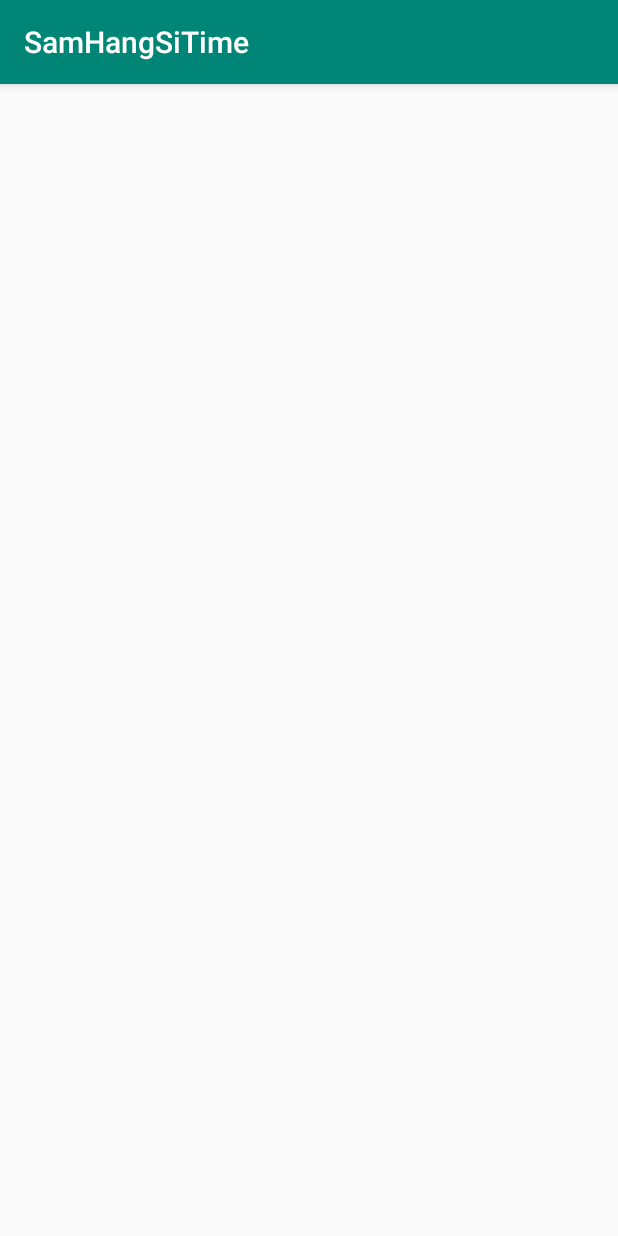
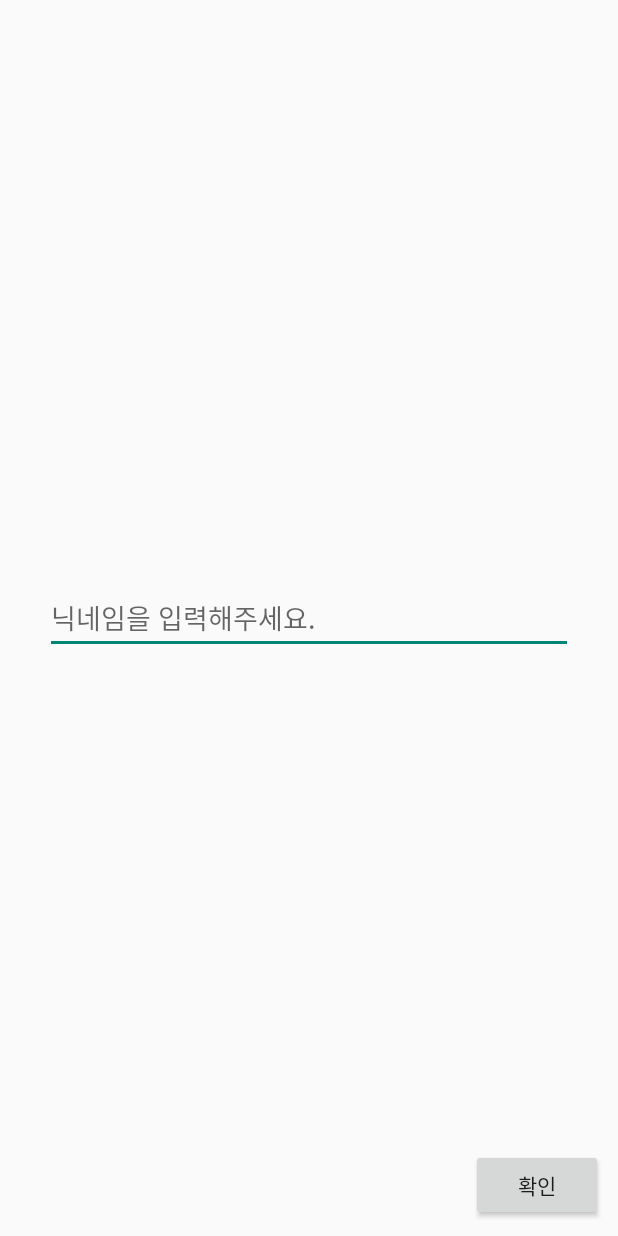
Before and after one commit to zion830/Depthon-6th-team3, an Android app: the screen it shows after launch (MainActivity before the commit, LoginActivity after it), on a phone screen of 412 x 824 dp. Run offline under Robolectric (Android 15) with nearby library versions, the phone set to English and light mode, and no system bars; our stand-ins replace Volley.

Commit message:
로그인 기능 구현

```diff
--- /dev/null
+++ b/app/src/main/java/com/depromeet/activity/LoginActivity.java
@@ -0,0 +1,115 @@
+package com.depromeet.activity;
+
+import android.content.Intent;
+import android.os.Bundle;
+import android.support.v7.app.AppCompatActivity;
+import android.view.View;
+import android.widget.Button;
+import android.widget.EditText;
+import android.widget.ProgressBar;
+import android.widget.Toast;
+
+import com.android.volley.VolleyError;
+import com.depromeet.R;
+import com.depromeet.network.RequestURL;
+import com.depromeet.network.VolleyResponseListener;
+import com.depromeet.network.VolleySingleton;
+import com.depromeet.util.LoginManager;
+
+import org.json.JSONException;
+import org.json.JSONObject;
+
+public class LoginActivity extends AppCompatActivity implements VolleyResponseListener {
+    private EditText mUserNameEdit;
+    private ProgressBar mLoginProgress;
+    private Button mLoginFinishBtn;
+    private LoginManager manager;
+
+    @Override
+    protected void onCreate(Bundle savedInstanceState) {
+        super.onCreate(savedInstanceState);
+        setContentView(R.layout.activity_login);
+        manager = new LoginManager(this);
+        initView();
+
+        if (manager.isLoggedIn())
+            startMainActivity();
+    }
+
+    private void initView() {
+        mUserNameEdit = (EditText) findViewById(R.id.et_login_name);
+        mLoginProgress = (ProgressBar) findViewById(R.id.progress_login);
+        mLoginFinishBtn = (Button) findViewById(R.id.btn_login_finish);
+
+        mLoginFinishBtn.setOnClickListener(new View.OnClickListener() {
+            @Override
+            public void onClick(View view) {
+                String userName = mUserNameEdit.getText().toString();
+
+                if (userName.isEmpty()) {
+                    Toast.makeText(LoginActivity.this, R.string.login_input_name, Toast.LENGTH_SHORT).show();
+                } else {
+                    showProgress();
+                    requestUserLogin(userName);
+                }
+            }
+        });
+    }
+
+    private void showProgress() {
+        mLoginProgress.setVisibility(View.INVISIBLE);
+    }
+
+    private void hideProgress() {
+        mLoginProgress.setVisibility(View.INVISIBLE);
+    }
+
+    private void requestUserLogin(String name) {
+        VolleySingleton helper = VolleySingleton.getInstance(this);
+        JSONObject userData = new JSONObject();
+        try {
+            userData.put("name", name);
+        } catch (JSONException e) {
+            e.printStackTrace();
+        }
+
+        helper.post(RequestURL.LOGIN, userData, this);
+    }
+
+    public void startMainActivity() {
+        Intent intent = new Intent(LoginActivity.this, MainActivity.class);
+        startActivity(intent);
+        finish();
+    }
+
+    @Override
+    public void onSuccess(JSONObject response) {
+        String userName = mUserNameEdit.getText().toString();
+        int state = 0;
+
+        try {
+            state = response.getInt("status");
+        } catch (JSONException e) {
+            e.printStackTrace();
+        }
+
+        if (state == 200) {
+            manager.userLogin(userName);
+            Toast.makeText(this, R.string.login_success, Toast.LENGTH_SHORT).show();
+            startMainActivity();
+        } else if (state == 406) {
+            Toast.makeText(this, R.string.login_already_used, Toast.LENGTH_SHORT).show();
+        } else {
+            Toast.makeText(this, R.string.all_err, Toast.LENGTH_SHORT).show();
+        }
+
+        hideProgress();
+    }
+
+    @Override
+    public void onError(VolleyError error) {
+        Toast.makeText(this, R.string.all_err, Toast.LENGTH_SHORT).show();
+
+        hideProgress();
+    }
+}
--- a/app/src/main/java/com/depromeet/network/VolleyResponseListener.java
+++ b/app/src/main/java/com/depromeet/network/VolleyResponseListener.java
@@ -2,8 +2,10 @@ package com.depromeet.network;
 
 import com.android.volley.VolleyError;
 
+import org.json.JSONObject;
+
 public interface VolleyResponseListener {
-    void onSuccess(String response);
+    void onSuccess(JSONObject response);
 
     void onError(VolleyError error);
 }
--- /dev/null
+++ b/app/src/main/java/com/depromeet/util/LoginManager.java
@@ -0,0 +1,38 @@
+package com.depromeet.util;
+
+import android.content.Context;
+import android.content.SharedPreferences;
+
+public class LoginManager {
+    private static final String sharedPrefName = "mannaja_sharedpref";
+    private static final String KEY_NAME = "key_name";
+
+    private static LoginManager mInstance;
+    private SharedPreferences sharedPreferences;
+
+    public LoginManager(Context context) {
+        sharedPreferences = context.getSharedPreferences(sharedPrefName, Context.MODE_PRIVATE);
+    }
+
+    public static synchronized LoginManager getInstance(Context context) {
+        if (mInstance == null) {
+            mInstance = new LoginManager(context);
+        }
+
+        return mInstance;
+    }
+
+    public void userLogin(String name) {
+        SharedPreferences.Editor editor = sharedPreferences.edit();
+        editor.putString(KEY_NAME, name);
+        editor.apply();
+    }
+
+    public String getUserName() {
+        return sharedPreferences.getString(KEY_NAME, "");
+    }
+
+    public boolean isLoggedIn() {
+        return !getUserName().isEmpty();
+    }
+}
--- /dev/null
+++ b/app/src/main/res/layout/activity_login.xml
@@ -0,0 +1,42 @@
+<?xml version="1.0" encoding="utf-8"?>
+<FrameLayout xmlns:android="http://schemas.android.com/apk/res/android"
+    xmlns:app="http://schemas.android.com/apk/res-auto"
+    xmlns:tools="http://schemas.android.com/tools"
+    android:layout_width="match_parent"
+    android:layout_height="match_parent"
+    tools:context=".activity.MainActivity">
+
+    <android.support.constraint.ConstraintLayout
+        android:layout_width="match_parent"
+        android:layout_height="match_parent">
+
+        <EditText
+            android:id="@+id/et_login_name"
+            android:layout_width="match_parent"
+            android:layout_height="wrap_content"
+            android:layout_marginStart="30dp"
+            android:layout_marginEnd="30dp"
+            android:hint="@string/login_input_name"
+            android:inputType="text"
+            app:layout_constraintBottom_toBottomOf="parent"
+            app:layout_constraintTop_toTopOf="parent" />
+
+        <Button
+            android:id="@+id/btn_login_finish"
+            android:layout_width="wrap_content"
+            android:layout_height="wrap_content"
+            android:layout_margin="10dp"
+            android:layout_marginBottom="8dp"
+            android:text="@string/all_ok"
+            app:layout_constraintBottom_toBottomOf="parent"
+            app:layout_constraintRight_toRightOf="parent" />
+
+    </android.support.constraint.ConstraintLayout>
+
+    <ProgressBar
+        android:id="@+id/progress_login"
+        android:layout_width="wrap_content"
+        android:layout_height="wrap_content"
+        android:layout_gravity="center"
+        android:visibility="invisible" />
+</FrameLayout>
--- a/app/src/main/res/layout/activity_main.xml
+++ b/app/src/main/res/layout/activity_main.xml
@@ -6,4 +6,5 @@
     android:layout_height="match_parent"
     tools:context=".activity.MainActivity">
 
+
 </android.support.constraint.ConstraintLayout>
--- a/app/src/main/res/values/strings.xml
+++ b/app/src/main/res/values/strings.xml
@@ -1,3 +1,11 @@
 <resources>
     <string name="app_name">SamHangSiTime</string>
+    <string name="all_ok">확인</string>
+    <string name="all_cancel">취소</string>
+    <string name="all_err">오류가 발생했습니다. 다시 시도해주세요!</string>
+
+    <string name="login_input_name">닉네임을 입력해주세요.</string>
+    <string name="login_already_used">이미 사용중인 닉네임입니다.</string>
+    <string name="login_success">로그인 성공! 환영합니다.</string>
+    <string name="title_name">로그인</string>
 </resources>
--- a/app/src/main/res/values/styles.xml
+++ b/app/src/main/res/values/styles.xml
@@ -1,11 +1,8 @@
 <resources>
 
-    <!-- Base application theme. -->
     <style name="AppTheme" parent="Theme.AppCompat.Light.DarkActionBar">
-        <!-- Customize your theme here. -->
         <item name="colorPrimary">@color/colorPrimary</item>
         <item name="colorPrimaryDark">@color/colorPrimaryDark</item>
         <item name="colorAccent">@color/colorAccent</item>
     </style>
-
 </resources>
```
Also changed, not shown: app/src/main/AndroidManifest.xml (+9 -1 lines), app/src/main/java/com/depromeet/data/UserData.java (added, +12 -0 lines), app/src/main/java/com/depromeet/network/RequestURL.java (+2 -8 lines), app/src/main/java/com/depromeet/network/VolleySingleton.java (+15 -5 lines).
